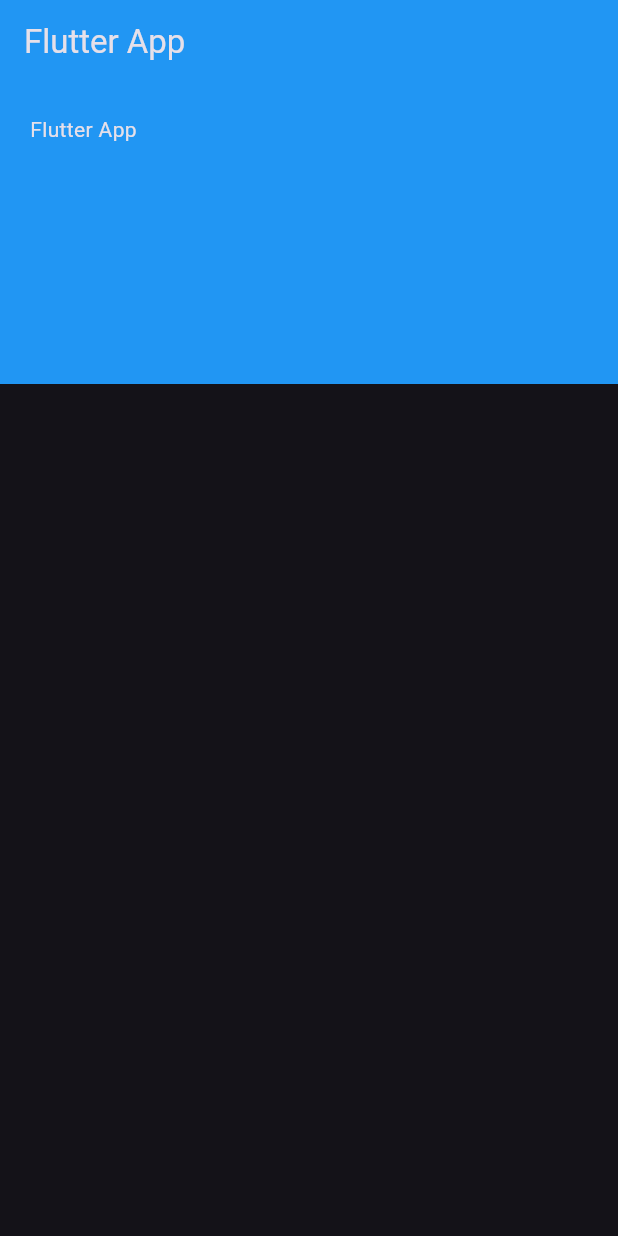
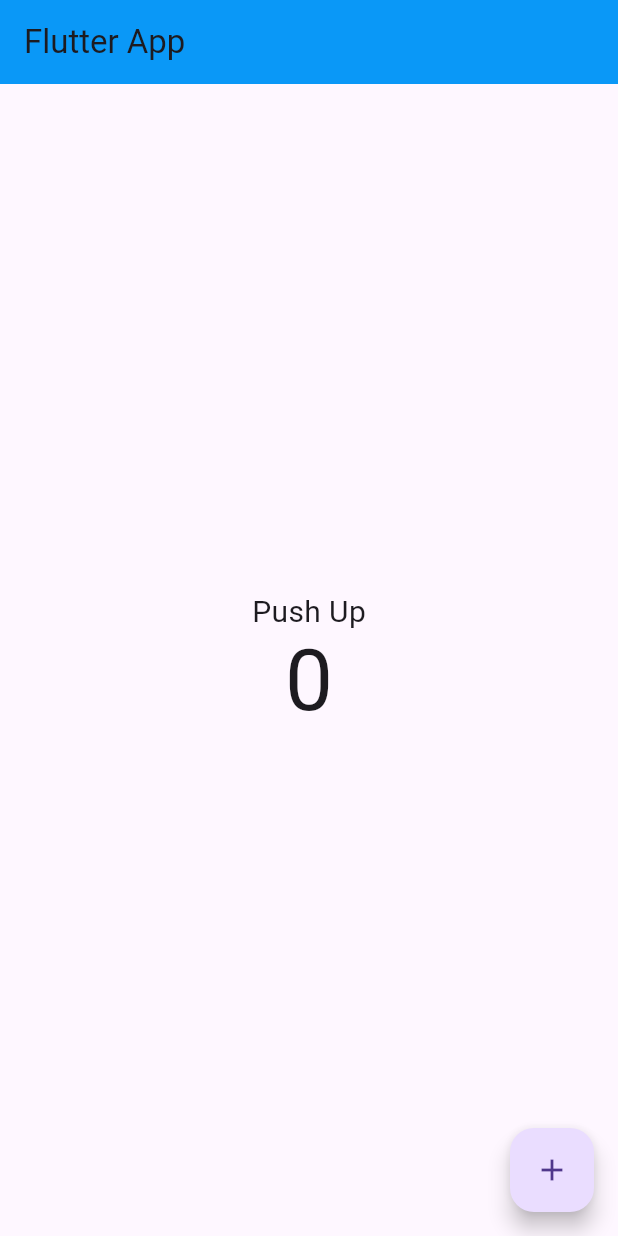
Before and after one commit to jitheweerawardhana/FlutterPractice, a Flutter app: the screen it shows after launch, on a phone screen of 412 x 824 dp. Run offline on Flutter 3.47's test engine with Material 3 defaults, Android fonts, the phone set to English and light mode, and no system bars; our stand-ins replace device_preview.

Commit message:
Update main.dart

```diff
--- a/flutter_application_1/lib/main.dart
+++ b/flutter_application_1/lib/main.dart
@@ -1,43 +1,101 @@
 import 'package:flutter/material.dart';
 import 'package:device_preview/device_preview.dart';
+
 void main() => runApp(
       DevicePreview(
         builder: (context) => MyApp(),
       ),
     );
 
-class MyApp extends StatelessWidget {
+class MyApp extends StatelessWidget {  // ✅ Correct
   @override
   Widget build(BuildContext context) {
     return MaterialApp(
-      locale: DevicePreview.locale(context),
-      builder: DevicePreview.appBuilder,
       title: 'Flutter App',
-      theme: ThemeData(
-        brightness: Brightness.dark,
-        primarySwatch: Colors.blue,
-      ),
-      home: MyHomePage(),
+      home: HomePage(),
     );
   }
 }
 
-class MyHomePage extends StatelessWidget {
+class HomePage extends StatefulWidget {
+  const HomePage({super.key});
+
   @override
-  Widget build(BuildContext context){
+  State<HomePage> createState() => _HomePageState();
+}
+
+class _HomePageState extends State<HomePage> {
+    int counter = 0;  // ✅ fixed spelling
+
+  void incrementCounter() {
+    counter++;
+    print(counter);  // ✅ fixed spelling
+  }
+    @override
+  Widget build(BuildContext context) {
     return Scaffold(
       appBar: AppBar(
         title: Text("Flutter App"),
-        backgroundColor: Colors.blue,
+        backgroundColor: const Color.fromARGB(255, 10, 152, 247),
       ),
-      body: Container(
-        // margin: EdgeInsets.all(10),
-        padding: EdgeInsets.all(20),
-        height: 200,
-        width: double.infinity,
-        color: Colors.blue,
-        child: Text('Flutter App'),
+      body: Center(
+        child: Column(
+          mainAxisAlignment: MainAxisAlignment.center,
+          children: <Widget>[
+            Text(
+              "Push Up",
+              style: TextStyle(fontSize: 20),
+            ),
+            Text(
+              counter.toString(),
+              style: Theme.of(context).textTheme.displayLarge,
+            ),
+          ],
+        ),
+      ),
+      floatingActionButton: FloatingActionButton(
+        onPressed: incrementCounter,  // ✅ fixed spelling
+        child: Icon(Icons.add),
       ),
     );
   }
 }
+
+// class HomePage extends StatelessWidget {
+
+  // int counter = 0;  // ✅ fixed spelling
+
+  // void incrementCounter() {
+  //   counter++;
+  //   print(counter);  // ✅ fixed spelling
+  // }
+
+  // @override
+  // Widget build(BuildContext context) {
+  //   return Scaffold(
+  //     appBar: AppBar(
+  //       title: Text("Flutter App"),
+  //       backgroundColor: const Color.fromARGB(255, 10, 152, 247),
+  //     ),
+  //     body: Center(
+  //       child: Column(
+  //         mainAxisAlignment: MainAxisAlignment.center,
+  //         children: <Widget>[
+  //           Text(
+  //             "Push Up",
+  //             style: TextStyle(fontSize: 20),
+  //           ),
+  //           Text(
+  //             counter.toString(),
+  //             style: Theme.of(context).textTheme.displayLarge,
+  //           ),
+  //         ],
+  //       ),
+  //     ),
+  //     floatingActionButton: FloatingActionButton(
+  //       onPressed: incrementCounter,  // ✅ fixed spelling
+  //       child: Icon(Icons.add),
+  //     ),
+  //   );
+  // }
+// }
```
